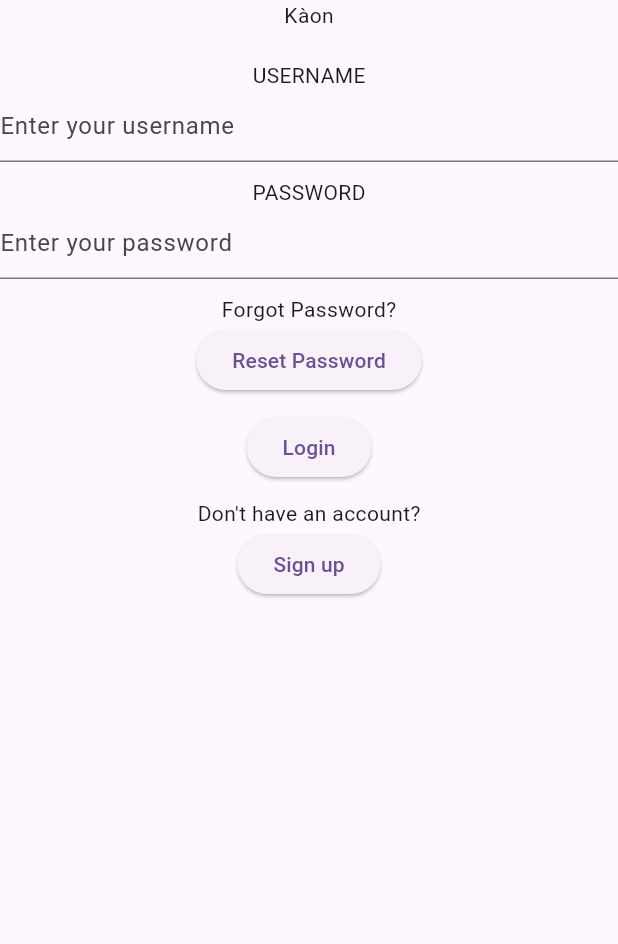
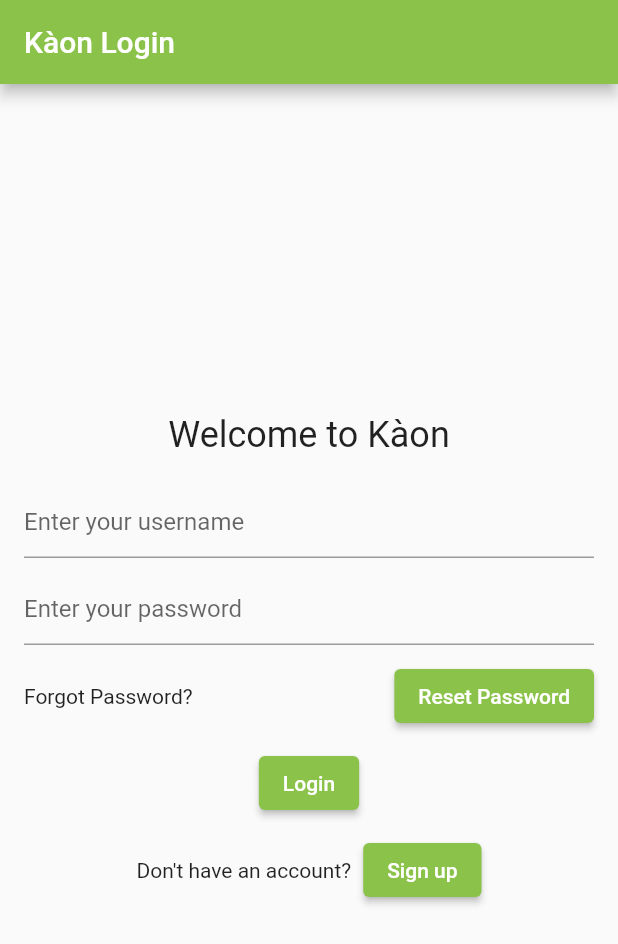
Before and after one commit to Norbshii/cc206-kaon-, a Flutter app: the screen it shows after launch, on a phone screen of 412 x 824 dp. Shown: the top 944 px of the screen. Run offline on Flutter 3.47's test engine with Material 2 defaults, Android fonts, the phone set to English and light mode, and no system bars.

Commit message:
Exercise 5 changes

```diff
--- a/lib/features/Log-in_page.dart
+++ b/lib/features/Log-in_page.dart
@@ -1,17 +1,28 @@
 import 'package:flutter/material.dart';
 
-// Generated by: https://www.figma.com/community/plugin/842128343887142055/
 class LoginPage extends StatelessWidget {
-  const LoginPage({super.key});
+  const LoginPage({Key? key});
 
   @override
   Widget build(BuildContext context) {
-    return Scaffold(
-      body: Column(
+    return MaterialApp(
+      home: Scaffold(
+        appBar: AppBar(
+          title: Text('Kàon Login'),
+          backgroundColor: Colors
+              .lightGreen, // Set the AppBar background color to light green
+        ),
+        body: Center(
+          child: Padding(
+            padding: const EdgeInsets.all(16.0),
+            child: Column(
+              mainAxisAlignment: MainAxisAlignment.center,
               children: [
-          Text('Kàon'),
+                Text(
+                  'Welcome to Kàon',
+                  style: TextStyle(fontSize: 24.0),
+                ),
                 SizedBox(height: 20.0),
-          Text('USERNAME'),
                 TextField(
                   keyboardType: TextInputType.text,
                   decoration: InputDecoration(
@@ -19,7 +30,6 @@ class LoginPage extends StatelessWidget {
                   ),
                 ),
                 SizedBox(height: 10.0),
-          Text('PASSWORD'),
                 TextField(
                   keyboardType: TextInputType.visiblePassword,
                   obscureText: true,
@@ -28,12 +38,21 @@ class LoginPage extends StatelessWidget {
                   ),
                 ),
                 SizedBox(height: 10.0),
+                Row(
+                  mainAxisAlignment: MainAxisAlignment.spaceBetween,
+                  children: [
                     Text('Forgot Password?'),
                     ElevatedButton(
                       onPressed: () {
                         // Add your forgot password logic here
                       },
                       child: Text('Reset Password'),
+                      style: ElevatedButton.styleFrom(
+                        primary: Colors
+                            .lightGreen, // Change button color to light green
+                      ),
+                    ),
+                  ],
                 ),
                 SizedBox(height: 10.0),
                 ElevatedButton(
@@ -41,14 +60,33 @@ class LoginPage extends StatelessWidget {
                     // Add your login logic here
                   },
                   child: Text('Login'),
+                  style: ElevatedButton.styleFrom(
+                    primary:
+                        Colors.lightGreen, // Change button color to light green
+                  ),
                 ),
                 SizedBox(height: 10.0),
-          Text('Don\'t have an account?'),
+                Row(
+                  mainAxisAlignment: MainAxisAlignment.center,
+                  children: [
+                    Text("Don't have an account?"),
+                    SizedBox(width: 8.0),
                     ElevatedButton(
-            onPressed: () {},
+                      onPressed: () {
+                        // Add your sign-up logic here
+                      },
                       child: Text('Sign up'),
+                      style: ElevatedButton.styleFrom(
+                        primary: Colors
+                            .lightGreen, // Change button color to light green
+                      ),
                     ),
                   ],
+                ),
+              ],
+            ),
+          ),
+        ),
       ),
     );
   }
```
Lines whose indentation alone changed are shown as unchanged.
